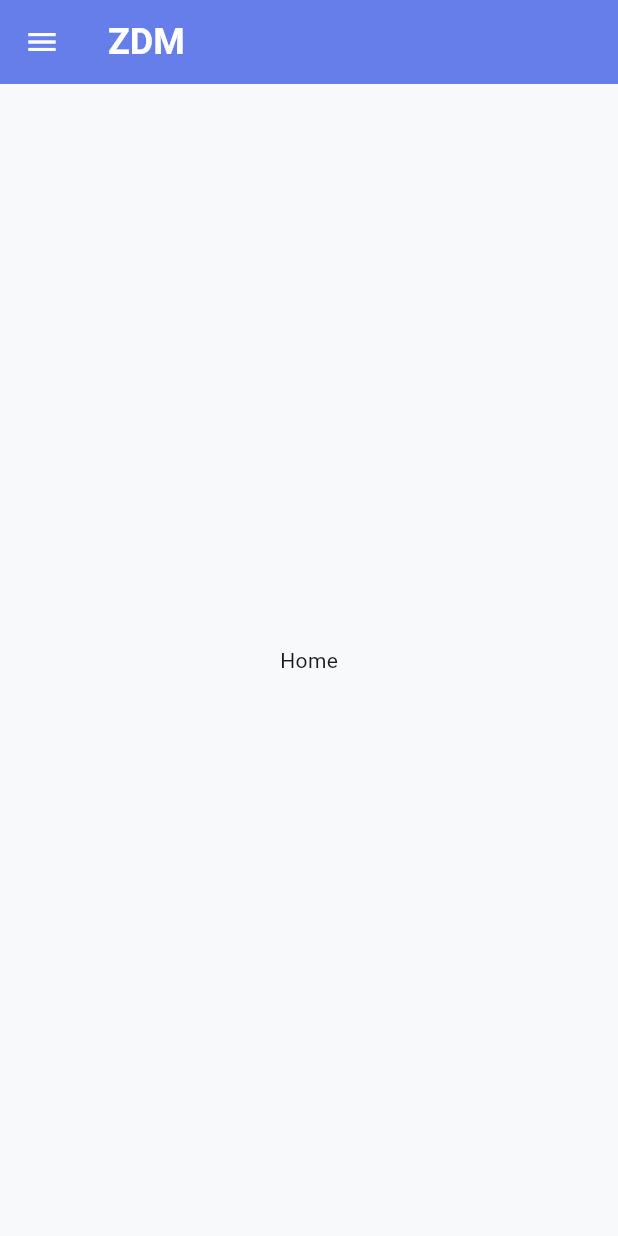
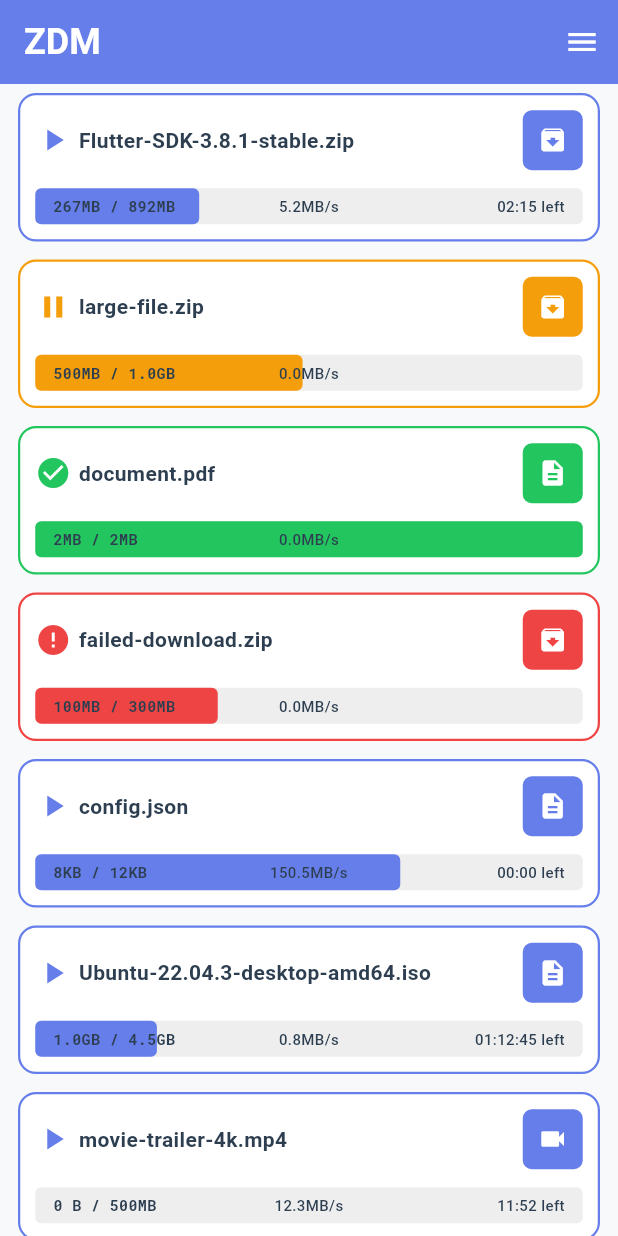
Before and after one commit to zoheirkabuli/ZDM, a Flutter app: the screen it shows after launch, on a phone screen of 412 x 824 dp. Run offline on Flutter 3.47's test engine with Material 3 defaults, Android fonts, the phone set to English and light mode, and no system bars; our stand-ins replace google_fonts.

Commit message:
Integrate DownloadProgressCard widget into HomePage and add example usage. Refactor HomePage layout to enhance UI and user interaction with a new AppBar structure.

```diff
--- a/lib/presentation/screens/home/home.dart
+++ b/lib/presentation/screens/home/home.dart
@@ -1,4 +1,5 @@
 import 'package:flutter/material.dart';
+import 'package:zdm/presentation/widgets/common/download_progress_card_example.dart';
 
 class HomePage extends StatelessWidget {
   const HomePage({super.key});
@@ -7,8 +8,9 @@ class HomePage extends StatelessWidget {
   Widget build(BuildContext context) {
     return Scaffold(
       appBar: AppBar(
-        leading: IconButton(
-          color: Colors.white,
+        title: const Text('ZDM'),
+        actions: [
+          IconButton(
             onPressed: () {
               ScaffoldMessenger.of(
                 context,
@@ -16,12 +18,9 @@ class HomePage extends StatelessWidget {
             },
             icon: const Icon(Icons.menu),
           ),
-        title: Align(
-          alignment: Alignment.bottomLeft,
-          child: Text('ZDM', style: TextStyle(color: Colors.white)),
+        ],
       ),
-      ),
-      body: const Center(child: Text('Home')),
+      body: const DownloadProgressCardExample(),
     );
   }
 }
--- /dev/null
+++ b/lib/presentation/widgets/common/download_progress_card.dart
@@ -0,0 +1,231 @@
+import 'package:flutter/material.dart';
+import 'package:google_fonts/google_fonts.dart';
+import 'package:zdm/core/constants/app_colors.dart';
+import 'package:zdm/core/enums/download_status.dart';
+import 'package:zdm/core/enums/file_type.dart';
+
+class DownloadProgressCard extends StatelessWidget {
+  final String fileName;
+  final String fileUrl;
+  final DownloadStatus status;
+  final int downloadedBytes;
+  final int totalBytes;
+  final double downloadSpeed; // in MB/s
+  final Duration estimatedTimeLeft;
+  final VoidCallback? onPause;
+  final VoidCallback? onCancel;
+
+  const DownloadProgressCard({
+    super.key,
+    required this.fileName,
+    required this.fileUrl,
+    required this.status,
+    required this.downloadedBytes,
+    required this.totalBytes,
+    required this.downloadSpeed,
+    required this.estimatedTimeLeft,
+    this.onPause,
+    this.onCancel,
+  });
+
+  @override
+  Widget build(BuildContext context) {
+    final double progress = totalBytes > 0 ? downloadedBytes / totalBytes : 0.0;
+    final double progressPercentage = progress * 100;
+
+    return Container(
+      margin: const EdgeInsets.symmetric(horizontal: 12, vertical: 6),
+      padding: const EdgeInsets.all(10),
+      decoration: BoxDecoration(
+        color: AppColors.surface,
+        borderRadius: BorderRadius.circular(12),
+        border: Border.all(color: _getStatusColor(), width: 1.5),
+      ),
+      child: Column(
+        crossAxisAlignment: CrossAxisAlignment.start,
+        children: [
+          Row(
+            children: [
+              _buildStatusIcon(),
+              const SizedBox(width: 5),
+              Expanded(
+                child: Text(
+                  fileName,
+                  style: const TextStyle(
+                    fontSize: 14,
+                    fontWeight: FontWeight.w600,
+                    color: AppColors.textPrimary,
+                  ),
+                  maxLines: 1,
+                  overflow: TextOverflow.ellipsis,
+                ),
+              ),
+              const SizedBox(width: 8),
+              _buildFileIcon(),
+            ],
+          ),
+          const SizedBox(height: 12),
+          Stack(
+            children: [
+              LinearProgressIndicator(
+                value: progress,
+                backgroundColor: Colors.grey[200],
+                valueColor: AlwaysStoppedAnimation(_getStatusColor()),
+                minHeight: 24,
+                borderRadius: BorderRadius.circular(4),
+              ),
+              Container(
+                height: 24,
+                padding: const EdgeInsets.symmetric(horizontal: 12),
+                child: Row(
+                  children: [
+                    // Left: File size info
+                    Expanded(
+                      flex: 1,
+                      child: Text(
+                        '${_formatBytes(downloadedBytes)} / ${_formatBytes(totalBytes)}',
+                        style: TextStyle(
+                          fontSize: 10,
+                          fontWeight: FontWeight.w700,
+                          color: AppColors.textPrimary,
+                          fontFamily: GoogleFonts.robotoMono().fontFamily,
+                        ),
+                      ),
+                    ),
+                    // Middle: Download speed
+                    Expanded(
+                      flex: 1,
+                      child: Text(
+                        '${downloadSpeed.toStringAsFixed(1)}MB/s',
+                        style: const TextStyle(
+                          fontSize: 10,
+                          fontWeight: FontWeight.w500,
+                          color: AppColors.textPrimary,
+                        ),
+                        textAlign: TextAlign.center,
+                      ),
+                    ),
+                    // Right: Estimated time
+                    Expanded(
+                      flex: 1,
+                      child: Row(
+                        mainAxisAlignment: MainAxisAlignment.end,
+                        children: [
+                          if (status == DownloadStatus.downloading)
+                            Text(
+                              _formatDuration(estimatedTimeLeft),
+                              style: const TextStyle(
+                                fontSize: 10,
+                                fontWeight: FontWeight.w500,
+                                color: AppColors.textPrimary,
+                              ),
+                            ),
+                        ],
+                      ),
+                    ),
+                  ],
+                ),
+              ),
+            ],
+          ),
+        ],
+      ),
+    );
+  }
+
+  Widget _buildFileIcon() {
+    final String fileExtension = _getFileExtension(fileName);
+    final FileType fileType = FileTypeHelper.getFileType(fileExtension);
+    final IconData icon = _getFileTypeIcon(fileType);
+
+    return Container(
+      width: 40,
+      height: 40,
+      decoration: BoxDecoration(
+        color: _getStatusColor(),
+        borderRadius: BorderRadius.circular(6),
+      ),
+      child: Icon(icon, color: Colors.white, size: 20),
+    );
+  }
+
+  Widget _buildStatusIcon() {
+    IconData iconData;
+    switch (status) {
+      case DownloadStatus.downloading:
+        iconData = Icons.play_arrow;
+        break;
+      case DownloadStatus.paused:
+        iconData = Icons.pause;
+        break;
+      case DownloadStatus.completed:
+        iconData = Icons.check_circle;
+        break;
+      case DownloadStatus.failed:
+        iconData = Icons.error;
+        break;
+    }
+
+    return Icon(iconData, color: _getStatusColor(), size: 24);
+  }
+
+  Color _getStatusColor() {
+    switch (status) {
+      case DownloadStatus.downloading:
+        return AppColors.downloading;
+      case DownloadStatus.paused:
+        return AppColors.paused;
+      case DownloadStatus.completed:
+        return AppColors.completed;
+      case DownloadStatus.failed:
+        return AppColors.failed;
+    }
+  }
+
+  String _formatBytes(int bytes) {
+    if (bytes >= 1073741824) {
+      return '${(bytes / 1073741824).toStringAsFixed(1)}GB';
+    } else if (bytes >= 1048576) {
+      return '${(bytes / 1048576).toStringAsFixed(0)}MB';
+    } else if (bytes >= 1024) {
+      return '${(bytes / 1024).toStringAsFixed(0)}KB';
+    } else {
+      return '$bytes B';
+    }
+  }
+
+  String _formatDuration(Duration duration) {
+    final hours = duration.inHours;
+    final minutes = duration.inMinutes.remainder(60);
+    final seconds = duration.inSeconds.remainder(60);
+
+    if (hours > 0) {
+      return '${hours.toString().padLeft(2, '0')}:${minutes.toString().padLeft(2, '0')}:${seconds.toString().padLeft(2, '0')} left';
+    } else {
+      return '${minutes.toString().padLeft(2, '0')}:${seconds.toString().padLeft(2, '0')} left';
+    }
+  }
+
+  String _getFileExtension(String fileName) {
+    final int lastDotIndex = fileName.lastIndexOf('.');
+    if (lastDotIndex != -1 && lastDotIndex < fileName.length - 1) {
+      return fileName.substring(lastDotIndex + 1);
+    }
+    return 'FILE'; // Default fallback for files without extension
+  }
+
+  IconData _getFileTypeIcon(FileType fileType) {
+    switch (fileType) {
+      case FileType.compressed:
+        return Icons.archive;
+      case FileType.audio:
+        return Icons.audiotrack;
+      case FileType.video:
+        return Icons.videocam;
+      case FileType.programs:
+        return Icons.memory;
+      case FileType.documents:
+        return Icons.description;
+    }
+  }
+}
--- /dev/null
+++ b/lib/presentation/widgets/common/download_progress_card_example.dart
@@ -0,0 +1,196 @@
+import 'package:flutter/material.dart';
+import 'package:zdm/presentation/widgets/common/download_progress_card.dart';
+import 'package:zdm/core/enums/download_status.dart';
+
+/// Example usage of DownloadProgressCard widget
+class DownloadProgressCardExample extends StatelessWidget {
+  const DownloadProgressCardExample({super.key});
+
+  // Raw data for download examples
+  static final List<Map<String, dynamic>> _downloadExamples = [
+    {
+      'fileName': 'Flutter-SDK-3.8.1-stable.zip',
+      'fileUrl': 'https://storage.googleapis.com/flutter_infra_release/...',
+      'status': DownloadStatus.downloading,
+      'downloadedBytes': 280068608, // 267 MB
+      'totalBytes': 935329792, // 892 MB
+      'downloadSpeed': 5.2,
+      'estimatedTimeLeft': const Duration(minutes: 2, seconds: 15),
+      'description': 'Downloading state',
+    },
+    {
+      'fileName': 'large-file.zip',
+      'fileUrl': 'https://example.com/files/large-file.zip',
+      'status': DownloadStatus.paused,
+      'downloadedBytes': 524288000, // 500 MB
+      'totalBytes': 1073741824, // 1 GB
+      'downloadSpeed': 0.0,
+      'estimatedTimeLeft': const Duration(minutes: 8, seconds: 30),
+      'description': 'Paused state',
+    },
+    {
+      'fileName': 'document.pdf',
+      'fileUrl': 'https://example.com/files/document.pdf',
+      'status': DownloadStatus.completed,
+      'downloadedBytes': 2097152, // 2 MB
+      'totalBytes': 2097152, // 2 MB
+      'downloadSpeed': 0.0,
+      'estimatedTimeLeft': Duration.zero,
+      'description': 'Completed state',
+    },
+    {
+      'fileName': 'failed-download.zip',
+      'fileUrl': 'https://example.com/files/failed-download.zip',
+      'status': DownloadStatus.failed,
+      'downloadedBytes': 104857600, // 100 MB
+      'totalBytes': 314572800, // 300 MB
+      'downloadSpeed': 0.0,
+      'estimatedTimeLeft': Duration.zero,
+      'description': 'Failed state',
+    },
+    {
+      'fileName': 'config.json',
+      'fileUrl': 'https://api.example.com/config.json',
+      'status': DownloadStatus.downloading,
+      'downloadedBytes': 8192, // 8 KB
+      'totalBytes': 12288, // 12 KB
+      'downloadSpeed': 150.5,
+      'estimatedTimeLeft': const Duration(milliseconds: 500),
+      'description': 'Very small file - almost instant download',
+    },
+    {
+      'fileName': 'Ubuntu-22.04.3-desktop-amd64.iso',
+      'fileUrl':
+          'https://releases.ubuntu.com/22.04/ubuntu-22.04.3-desktop-amd64.iso',
+      'status': DownloadStatus.downloading,
+      'downloadedBytes': 1073741824, // 1 GB
+      'totalBytes': 4831838208, // 4.5 GB
+      'downloadSpeed': 0.8, // Very slow connection
+      'estimatedTimeLeft': const Duration(hours: 1, minutes: 12, seconds: 45),
+      'description': 'Very large file with slow speed',
+    },
+    {
+      'fileName': 'movie-trailer-4k.mp4',
+      'fileUrl': 'https://cdn.example.com/trailers/movie-trailer-4k.mp4',
+      'status': DownloadStatus.downloading,
+      'downloadedBytes': 0,
+      'totalBytes': 524288000, // 500 MB
+      'downloadSpeed': 12.3,
+      'estimatedTimeLeft': const Duration(minutes: 11, seconds: 52),
+      'description': 'Just started download (0% progress)',
+    },
+    {
+      'fileName': 'software-installer.exe',
+      'fileUrl': 'https://download.example.com/software-installer.exe',
+      'status': DownloadStatus.downloading,
+      'downloadedBytes': 155189657, // 148 MB
+      'totalBytes': 157286400, // 150 MB
+      'downloadSpeed': 25.7,
+      'estimatedTimeLeft': const Duration(seconds: 12),
+      'description': 'Almost complete (99% progress)',
+    },
+    {
+      'fileName': 'high-speed-test.zip',
+      'fileUrl': 'https://speedtest.example.com/files/high-speed-test.zip',
+      'status': DownloadStatus.downloading,
+      'downloadedBytes': 671088640, // 640 MB
+      'totalBytes': 1073741824, // 1 GB
+      'downloadSpeed': 89.4, // Very fast connection
+      'estimatedTimeLeft': const Duration(seconds: 4),
+      'description': 'Very fast download speed',
+    },
+    {
+      'fileName':
+          'very-long-filename-with-lots-of-descriptive-text-and-version-numbers-v2.1.3-final-release-candidate.tar.gz',
+      'fileUrl':
+          'https://releases.example.com/very-long-filename-with-lots-of-descriptive-text-and-version-numbers-v2.1.3-final-release-candidate.tar.gz',
+      'status': DownloadStatus.paused,
+      'downloadedBytes': 209715200, // 200 MB
+      'totalBytes': 419430400, // 400 MB
+      'downloadSpeed': 0.0,
+      'estimatedTimeLeft': const Duration(minutes: 4, seconds: 18),
+      'description': 'File with very long name',
+    },
+    {
+      'fileName': 'network-timeout.zip',
+      'fileUrl': 'https://unreliable.example.com/network-timeout.zip',
+      'status': DownloadStatus.failed,
+      'downloadedBytes': 1048576, // 1 MB
+      'totalBytes': 104857600, // 100 MB
+      'downloadSpeed': 0.0,
+      'estimatedTimeLeft': Duration.zero,
+      'description': 'Failed download with minimal progress',
+    },
+    {
+      'fileName': 'complete-game-download.zip',
+      'fileUrl': 'https://gamecdn.example.com/complete-game-download.zip',
+      'status': DownloadStatus.completed,
+      'downloadedBytes': 21474836480, // 20 GB
+      'totalBytes': 21474836480, // 20 GB
+      'downloadSpeed': 0.0,
+      'estimatedTimeLeft': Duration.zero,
+      'description': 'Completed very large file',
+    },
+    {
+      'fileName': '🎵 Music Album - Ärtist Nämé (2023) [FLAC] 🎧.mp3',
+      'fileUrl': 'https://music.example.com/albums/special-chars.mp3',
+      'status': DownloadStatus.downloading,
+      'downloadedBytes': 157286400, // 150 MB
+      'totalBytes': 314572800, // 300 MB
+      'downloadSpeed': 7.2,
+      'estimatedTimeLeft': const Duration(minutes: 3, seconds: 28),
+      'description': 'File with special characters and emojis',
+    },
+    {
+      'fileName': 'tiny.txt',
+      'fileUrl': 'https://files.example.com/tiny.txt',
+      'status': DownloadStatus.completed,
+      'downloadedBytes': 42, // 42 bytes
+      'totalBytes': 42, // 42 bytes
+      'downloadSpeed': 0.0,
+      'estimatedTimeLeft': Duration.zero,
+      'description': 'Micro file (few bytes)',
+    },
+  ];
+
+  @override
+  Widget build(BuildContext context) {
+    return ListView.builder(
+      itemCount: _downloadExamples.length,
+      itemBuilder: (context, index) {
+        final example = _downloadExamples[index];
+        return DownloadProgressCard(
+          fileName: example['fileName'],
+          fileUrl: example['fileUrl'],
+          status: example['status'],
+          downloadedBytes: example['downloadedBytes'],
+          totalBytes: example['totalBytes'],
+          downloadSpeed: example['downloadSpeed'],
+          estimatedTimeLeft: example['estimatedTimeLeft'],
+          onPause: () {
+            print(
+              '${example['description']}: ${example['status'] == DownloadStatus.paused ? 'resumed' : 'paused'}',
+            );
+          },
+          onCancel: () {
+            print(
+              '${example['description']}: ${_getCancelActionText(example['status'])}',
+            );
+          },
+        );
+      },
+    );
+  }
+
+  static String _getCancelActionText(DownloadStatus status) {
+    switch (status) {
+      case DownloadStatus.downloading:
+      case DownloadStatus.paused:
+        return 'cancelled';
+      case DownloadStatus.completed:
+        return 'removed';
+      case DownloadStatus.failed:
+        return 'retry or remove';
+    }
+  }
+}
```
Lines whose indentation alone changed are shown as unchanged.
